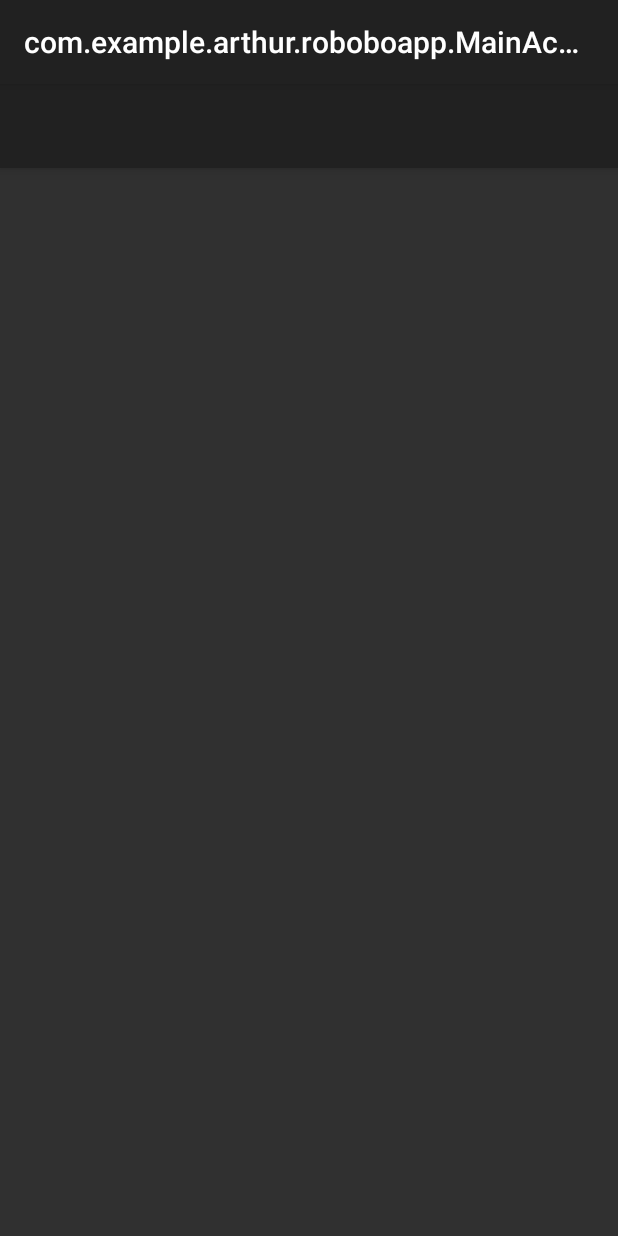
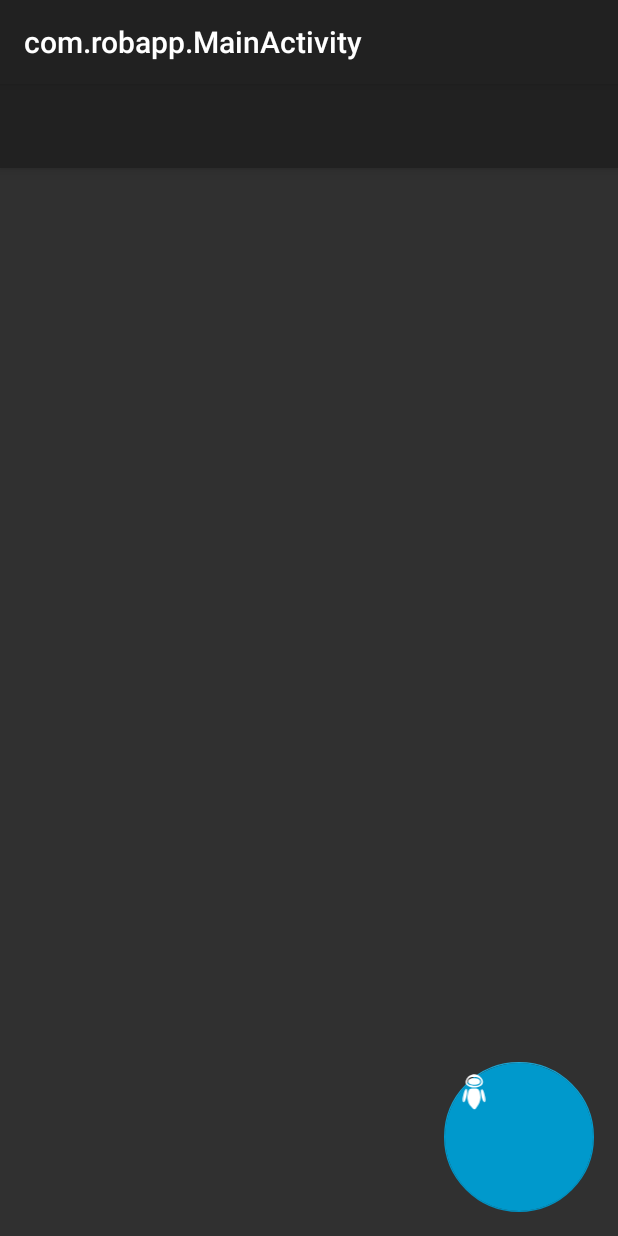
Before and after one commit to RoboboUPMC2016/RobApp, an Android app: the MainActivity screen opened directly, with no data from a screen before it, on a phone screen of 412 x 824 dp. Run offline under Robolectric (Android 15) with nearby library versions, the phone set to English and light mode, and no system bars; libraries missing offline, so code that uses them is left out: com.mytechia.robobo; 4 statements that could not run were skipped.

Commit message:
mis à jour package com.robapp

```diff
--- a/app/src/main/AndroidManifest.xml
+++ b/app/src/main/AndroidManifest.xml
@@ -14,16 +14,15 @@
         android:supportsRtl="true"
         android:theme="@style/AppCompat">
         <activity
-            android:name=".StartingActivity"
+            android:name="com.robapp.StartingActivity"
             android:theme="@style/AppTheme.NoActionBar">
             <intent-filter>
                 <action android:name="android.intent.action.MAIN" />
-
                 <category android:name="android.intent.category.LAUNCHER" />
             </intent-filter>
         </activity>
         <activity
-            android:name=".MainActivity"
+            android:name="com.robapp.MainActivity"
             android:theme="@style/Theme.AppCompat">
         </activity>
     </application>
--- a/app/src/main/java/com/example/arthur/roboboapp/MainActivity.java
+++ b/app/src/main/java/com/robapp/MainActivity.java
@@ -1,20 +1,17 @@
-package com.example.arthur.roboboapp;
+package com.robapp;
 
 import android.app.AlertDialog;
 import android.app.ProgressDialog;
 import android.content.DialogInterface;
 import android.os.Bundle;
-import android.support.design.widget.FloatingActionButton;
-import android.support.design.widget.Snackbar;
 import android.support.v7.app.AppCompatActivity;
 import android.support.v7.widget.Toolbar;
-import android.view.View;
 
 import com.mytechia.robobo.framework.RoboboManager;
 import com.mytechia.robobo.framework.service.RoboboServiceHelper;
 import com.mytechia.robobo.rob.BluetoothRobInterfaceModule;
-
-import ch.qos.logback.core.net.SyslogOutputStream;
+import com.mytechia.robobo.rob.IRobInterfaceModule;
+import com.mytechia.robobo.rob.movement.IRobMovementModule;
 
 public class MainActivity extends AppCompatActivity {
 
@@ -25,8 +22,8 @@ public class MainActivity extends AppCompatActivity {
     protected void onCreate(Bundle savedInstanceState) {
         super.onCreate(savedInstanceState);
 
-        setContentView(R.layout.mainactivitylayout);
-        Toolbar toolbar = (Toolbar) findViewById(R.id.toolbar);
+        setContentView(com.example.arthur.roboboapp.R.layout.mainactivitylayout);
+        Toolbar toolbar = (Toolbar) findViewById(com.example.arthur.roboboapp.R.id.toolbar);
         //setSupportActionBar(toolbar);
 
        /* FloatingActionButton fab = (FloatingActionButton) findViewById(R.id.fab);
@@ -41,10 +38,18 @@ public class MainActivity extends AppCompatActivity {
         roboboHelper = new RoboboServiceHelper(this, new RoboboServiceHelper.Listener() {
             @Override
             public void onRoboboManagerStarted(RoboboManager roboboManager) {
-                System.out.println("RoboboManager Started");
-                System.out.println("YEEEEES");
+                try {
+                    dissmisProgressDial();
+                    System.out.println("AHAHAHAHAHA");
+                    IRobMovementModule mod = roboboManager.getModuleInstance(IRobMovementModule.class);
+                    IRobInterfaceModule mod2 = roboboManager.getModuleInstance(IRobInterfaceModule.class);
+                    mod2.getRobInterface().setOperationMode((byte)1);
+                    mod.moveForwardsTime(new Short("50"),10000);
+
+                } catch (Exception e) {
+                        System.out.println(e);
+                }
             }
-
             @Override
             public void onError(String errorMsg) {
                 showErrorDialog(errorMsg);
@@ -56,7 +61,7 @@ public class MainActivity extends AppCompatActivity {
         options.putString(BluetoothRobInterfaceModule.ROBOBO_BT_NAME_OPTION, getIntent().
                 getStringExtra(BluetoothRobInterfaceModule.ROBOBO_BT_NAME_OPTION));
         roboboHelper.bindRoboboService(options);
-        dissmisProgressDial();
+
     }
 
     public static void setProgessDialog(ProgressDialog waitDial)
@@ -77,9 +82,9 @@ public class MainActivity extends AppCompatActivity {
             public void run() {
                 AlertDialog.Builder builder = new AlertDialog.Builder(MainActivity.this);
 
-                builder.setTitle(R.string.ErrorDialogTitle).
+                builder.setTitle(com.example.arthur.roboboapp.R.string.ErrorDialogTitle).
                         setMessage(msg);
-                builder.setPositiveButton(R.string.ok, new DialogInterface.OnClickListener() {
+                builder.setPositiveButton(com.example.arthur.roboboapp.R.string.ok, new DialogInterface.OnClickListener() {
                     @Override
                     public void onClick(DialogInterface dialog, int which) {
                         finish();
--- a/app/src/main/java/com/example/arthur/roboboapp/MyShockDetectionModule.java
+++ b/app/src/main/java/com/robapp/MyShockDetectionModule.java
@@ -1,4 +1,4 @@
-package com.example.arthur.roboboapp;
+package com.robapp;
 
 import com.mytechia.commons.framework.exception.InternalErrorException;
 import com.mytechia.robobo.framework.RoboboManager;
--- /dev/null
+++ b/app/src/main/res/drawable/ic_behavior.xml
@@ -0,0 +1,21 @@
+<vector xmlns:android="http://schemas.android.com/apk/res/android"
+        android:width="53dp"
+        android:height="82dp"
+        android:viewportWidth="53.0"
+        android:viewportHeight="82.0">
+    <path
+        android:pathData="m21.54,1.6c-6.6,1.6 -11.1,6.1 -13.4,13.3c-2.3,6.9 1.2,12 9.8,14.5c6.9,2 16.2,1.3 21.9,-1.6c8.7,-4.4 9.2,-13.1 1.2,-21.1c-5.3,-5.3 -11.7,-7 -19.5,-5.1zM35.44,8.1c7.3,3 9.8,10.6 5,15.1c-3.2,3 -7.7,3.9 -15.8,3.3c-10.7,-0.9 -14.4,-3.8 -13.2,-10.2c0.7,-3.9 4.1,-7.6 7.9,-8.8c3.9,-1.1 12.7,-0.8 16.1,0.6z"
+        android:fillColor="#FFFFFF"/>
+    <path
+        android:pathData="m18.54,11c-6.3,2.9 -7.2,7.4 -2.2,11.1c4.1,3.1 17.3,3 21.4,0c3.8,-2.8 3.8,-6.9 0,-9.8c-3.5,-2.6 -14.7,-3.3 -19.2,-1.3z"
+        android:fillColor="#FFFFFF"/>
+    <path
+        android:pathData="m18.34,33.7c-3,1.2 -4.2,3.8 -5.9,12.7c-1.3,6.8 -1.3,8.3 0.1,13.7c1.7,6.7 2.9,8.8 8.8,15.8c4.5,5.3 6.4,5.9 9.3,2.5c6.2,-6.9 10.8,-17.6 10.8,-24.6c-0.1,-7.5 -2.4,-16.2 -5,-18.7c-2,-2.1 -3.3,-2.4 -9.1,-2.3c-3.7,0 -7.8,0.4 -9,0.9z"
+        android:fillColor="#FFFFFF"/>
+    <path
+        android:pathData="m6.44,36.2c-3.8,5.8 -6.8,24.3 -4.4,27.5c3.5,4.9 10.9,-18.5 8.6,-27.4c-0.8,-3.3 -2.1,-3.3 -4.2,-0.1z"
+        android:fillColor="#FFFFFF"/>
+    <path
+        android:pathData="m42.34,36.3c-1.7,4.6 1.9,21.5 5.8,26.4c1.6,2.1 2,2.3 2.9,1c3.3,-5 -2.3,-29 -6.7,-29c-0.8,0 -1.6,0.7 -2,1.6z"
+        android:fillColor="#FFFFFF"/>
+</vector>
--- a/app/src/main/res/layout/activity_main.xml
+++ b/app/src/main/res/layout/activity_main.xml
@@ -8,7 +8,7 @@
     android:paddingLeft="@dimen/activity_horizontal_margin"
     android:paddingRight="@dimen/activity_horizontal_margin"
     android:paddingTop="@dimen/activity_vertical_margin"
-    tools:context="com.example.arthur.roboboapp.MainActivity">
+    tools:context="com.example.arthur.roboboapp.app.example.arthur.roboboapp.MainActivity">
 
     <TextView
         android:layout_width="wrap_content"
--- a/app/src/main/res/layout/content_main.xml
+++ b/app/src/main/res/layout/content_main.xml
@@ -10,7 +10,7 @@
     android:paddingRight="@dimen/activity_horizontal_margin"
     android:paddingTop="@dimen/activity_vertical_margin"
     app:layout_behavior="@string/appbar_scrolling_view_behavior"
-    tools:context="com.example.arthur.roboboapp.MainActivity"
+    tools:context="com.example.arthur.roboboapp.app.example.arthur.roboboapp.MainActivity"
     tools:showIn="@layout/mainactivitylayout">
 
 </RelativeLayout>
--- a/app/src/main/res/layout/mainactivitylayout.xml
+++ b/app/src/main/res/layout/mainactivitylayout.xml
@@ -5,7 +5,7 @@
     android:layout_width="match_parent"
     android:layout_height="match_parent"
     android:fitsSystemWindows="true"
-    tools:context="com.example.arthur.roboboapp.MainActivity">
+    tools:context="com.example.arthur.roboboapp.app.example.arthur.roboboapp.MainActivity">
 
     <android.support.design.widget.AppBarLayout
         android:layout_width="match_parent"
@@ -21,14 +21,29 @@
 
     </android.support.design.widget.AppBarLayout>
 
-    <include layout="@layout/content_main" />
-    <!--
     <android.support.design.widget.FloatingActionButton
         android:id="@+id/fab"
-        android:layout_width="wrap_content"
-        android:layout_height="wrap_content"
+        android:layout_width="100dp"
+        android:minHeight="0dp"
+        android:minWidth="0dp"
         android:layout_gravity="bottom|end"
         android:layout_margin="@dimen/fab_margin"
-        app:srcCompat="@android:drawable/ic_menu_camera" />
--->
+        app:srcCompat="@drawable/ic_behavior"
+        app:backgroundTint="@android:color/holo_blue_dark"
+        app:elevation="0dp"
+        android:padding="0dp"
+        android:layout_height="100dp"
+        android:paddingEnd="0dp"
+        android:paddingLeft="0dp"
+        android:paddingRight="0dp"
+        android:paddingStart="0dp"
+        android:paddingTop="0dp"
+        android:paddingBottom="0dp"
+        android:adjustViewBounds="true"
+        app:fabSize="mini" />
+
+    <include layout="@layout/content_main"
+        android:layout_width="match_parent"
+        android:layout_height="452dp" />
+
 </android.support.design.widget.CoordinatorLayout>
```
Also changed, not shown: app/src/main/java/com/robapp/RobDeviceSelectionDialog.java (renamed from app/src/main/java/com/example/arthur/roboboapp/RobDeviceSelectionDialog.java, +4 -6 lines), app/src/main/java/com/robapp/StartingActivity.java (renamed from app/src/main/java/com/example/arthur/roboboapp/StartingActivity.java, +5 -11 lines), 4 other files.
